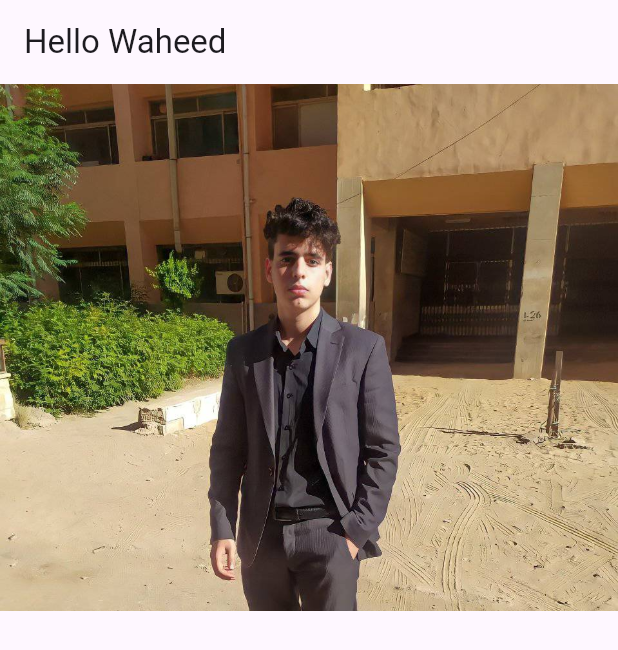
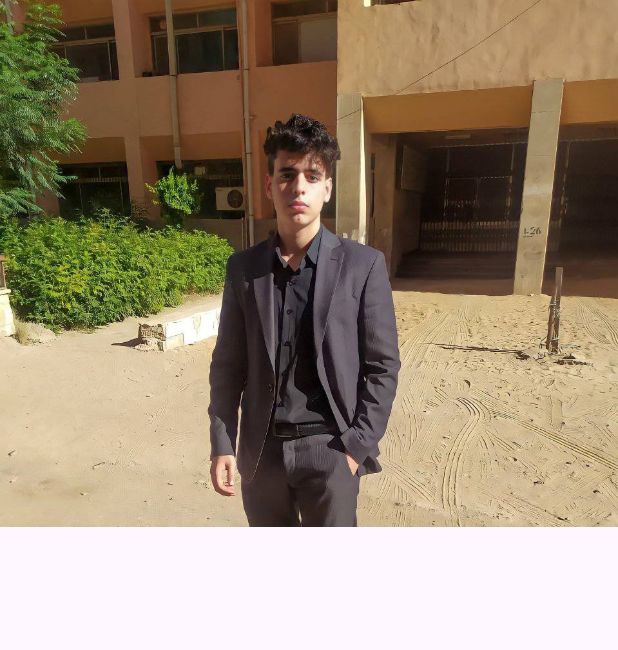
Before and after one commit to Waheed-Ashraf/bussiness_card_app, a Flutter app: the screen it shows after launch, on a phone screen of 412 x 824 dp. Shown: the top 650 px of the screen. Run offline on Flutter 3.47's test engine with Material 3 defaults, Android fonts, the phone set to English and light mode, and no system bars.

Commit message:
first edit

```diff
--- a/lib/main.dart
+++ b/lib/main.dart
@@ -10,9 +10,7 @@ class Test extends StatelessWidget {
     return MaterialApp(
       debugShowCheckedModeBanner: false,
       home: Scaffold(
-        appBar: AppBar(
-          title: Text('Hello Waheed '),
-        ),
+
         body: SingleChildScrollView(
           child: Column(
             mainAxisAlignment: MainAxisAlignment.center,
```
